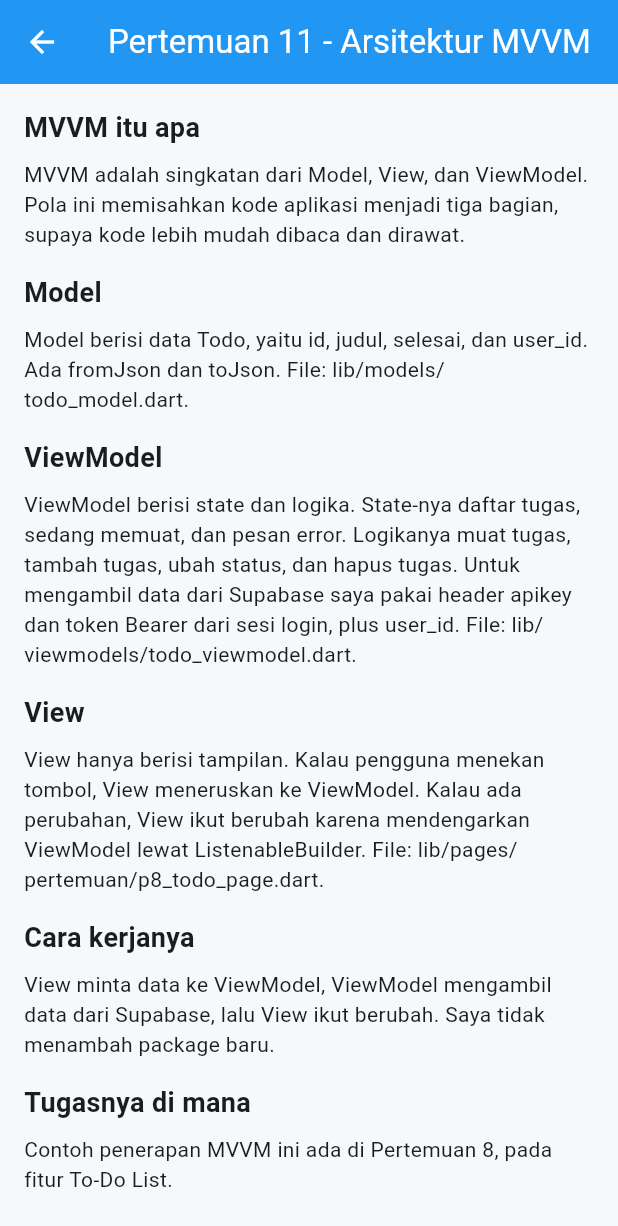
After one commit to agusdwijayanto/platikum_mp, a Flutter app: the P11MvvmPage screen opened by its route, on a phone screen of 412 x 824 dp. The commit adds this screen. Shown: the top 1226 px of the screen. Run offline on Flutter 3.47's test engine with Material 3 defaults, Android fonts, the phone set to English and light mode, and no system bars; our stand-ins replace flutter_local_notifications, geolocator, image_picker, permission_handler, shared_preferences, sqflite and 1 more; accounts and stored records are empty.

Commit message:
Tambah halaman penjelasan Pertemuan 11 MVVM

```diff
--- a/lib/app.dart
+++ b/lib/app.dart
@@ -13,6 +13,7 @@ import 'pages/pertemuan/p6_form_page.dart';
 import 'pages/pertemuan/p8_todo_page.dart';
 import 'pages/pertemuan/p9_autentikasi_page.dart';
 import 'pages/pertemuan/p10_native_sensor_page.dart';
+import 'pages/pertemuan/p11_mvvm_page.dart';
 import 'pages/pertemuan/p12_search_menu_page.dart';
 
 class MyApp extends StatelessWidget {
@@ -69,6 +70,7 @@ class MyApp extends StatelessWidget {
         '/p8': (_) => const P8TodoPage(),
         '/p9': (_) => const P9AutentikasiPage(),
         '/p10': (_) => const P10NativeSensorPage(),
+        '/p11': (_) => const P11MvvmPage(),
         '/p12': (_) => const P12SearchMenuPage(),
       },
     );
--- a/lib/pages/materi_page.dart
+++ b/lib/pages/materi_page.dart
@@ -76,7 +76,7 @@ class MateriPage extends StatelessWidget {
           icon: Icons.architecture,
           title: 'Pertemuan 11',
           subtitle: 'Arsitektur MVVM',
-          route: '/p8',
+          route: '/p11',
         ),
         _materiCard(
           context,
--- /dev/null
+++ b/lib/pages/pertemuan/p11_mvvm_page.dart
@@ -0,0 +1,90 @@
+import 'package:flutter/material.dart';
+
+class P11MvvmPage extends StatelessWidget {
+  const P11MvvmPage({super.key});
+
+  @override
+  Widget build(BuildContext context) {
+    return Scaffold(
+      appBar: AppBar(
+        title: const Text('Pertemuan 11 - Arsitektur MVVM'),
+      ),
+      body: SingleChildScrollView(
+        padding: const EdgeInsets.all(16),
+        child: Column(
+          crossAxisAlignment: CrossAxisAlignment.start,
+          children: const [
+            Text(
+              'MVVM itu apa',
+              style: TextStyle(fontSize: 18, fontWeight: FontWeight.bold),
+            ),
+            SizedBox(height: 8),
+            Text(
+              'MVVM adalah singkatan dari Model, View, dan ViewModel. '
+              'Pola ini memisahkan kode aplikasi menjadi tiga bagian, '
+              'supaya kode lebih mudah dibaca dan dirawat.',
+            ),
+            SizedBox(height: 16),
+            Text(
+              'Model',
+              style: TextStyle(fontSize: 18, fontWeight: FontWeight.bold),
+            ),
+            SizedBox(height: 8),
+            Text(
+              'Model berisi data Todo, yaitu id, judul, selesai, dan user_id. '
+              'Ada fromJson dan toJson. '
+              'File: lib/models/todo_model.dart.',
+            ),
+            SizedBox(height: 16),
+            Text(
+              'ViewModel',
+              style: TextStyle(fontSize: 18, fontWeight: FontWeight.bold),
+            ),
+            SizedBox(height: 8),
+            Text(
+              'ViewModel berisi state dan logika. '
+              'State-nya daftar tugas, sedang memuat, dan pesan error. '
+              'Logikanya muat tugas, tambah tugas, ubah status, dan hapus tugas. '
+              'Untuk mengambil data dari Supabase saya pakai header apikey dan '
+              'token Bearer dari sesi login, plus user_id. '
+              'File: lib/viewmodels/todo_viewmodel.dart.',
+            ),
+            SizedBox(height: 16),
+            Text(
+              'View',
+              style: TextStyle(fontSize: 18, fontWeight: FontWeight.bold),
+            ),
+            SizedBox(height: 8),
+            Text(
+              'View hanya berisi tampilan. Kalau pengguna menekan tombol, '
+              'View meneruskan ke ViewModel. Kalau ada perubahan, View ikut '
+              'berubah karena mendengarkan ViewModel lewat ListenableBuilder. '
+              'File: lib/pages/pertemuan/p8_todo_page.dart.',
+            ),
+            SizedBox(height: 16),
+            Text(
+              'Cara kerjanya',
+              style: TextStyle(fontSize: 18, fontWeight: FontWeight.bold),
+            ),
+            SizedBox(height: 8),
+            Text(
+              'View minta data ke ViewModel, ViewModel mengambil data dari '
+              'Supabase, lalu View ikut berubah. '
+              'Saya tidak menambah package baru.',
+            ),
+            SizedBox(height: 16),
+            Text(
+              'Tugasnya di mana',
+              style: TextStyle(fontSize: 18, fontWeight: FontWeight.bold),
+            ),
+            SizedBox(height: 8),
+            Text(
+              'Contoh penerapan MVVM ini ada di Pertemuan 8, '
+              'pada fitur To-Do List.',
+            ),
+          ],
+        ),
+      ),
+    );
+  }
+}
```
